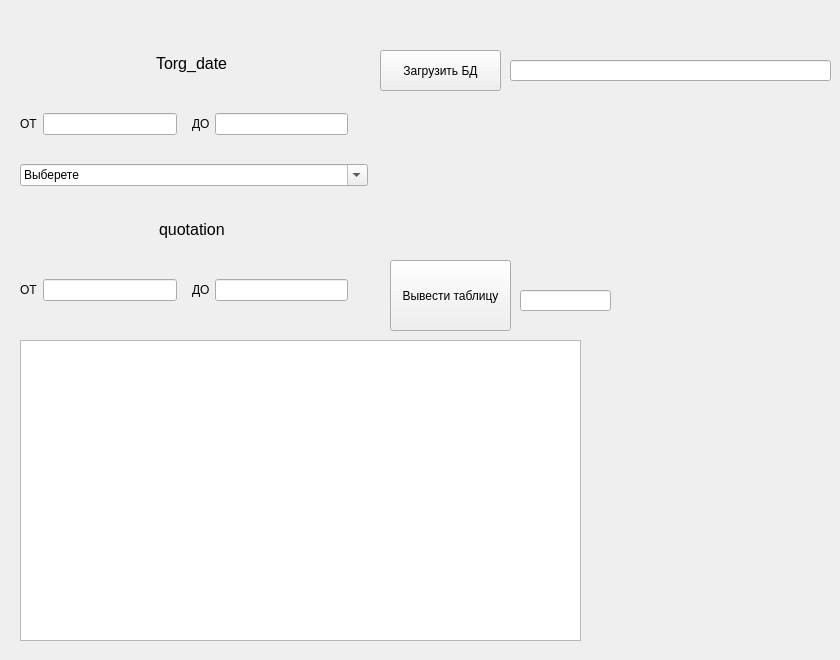
Qt form first/FormApp.ui (MedvedevIgS/Lab_SUBD) before a commit.
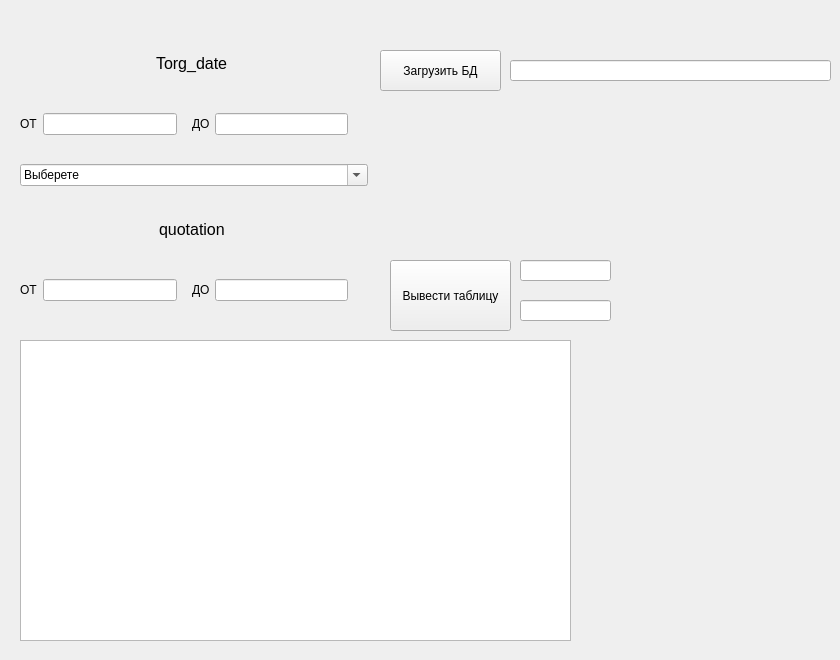
The same form after that commit.

Commit message: Добавил отладочную строку к кнопке "Вывести таблицу"

```diff
--- a/first/FormApp.ui
+++ b/first/FormApp.ui
@@ -308,7 +308,7 @@
      <rect>
       <x>20</x>
       <y>340</y>
-      <width>561</width>
+      <width>551</width>
       <height>301</height>
      </rect>
     </property>
@@ -359,7 +359,17 @@
     <property name="geometry">
      <rect>
       <x>520</x>
-      <y>290</y>
+      <y>260</y>
+      <width>91</width>
+      <height>21</height>
+     </rect>
+    </property>
+   </widget>
+   <widget class="QLineEdit" name="OutButTable_2">
+    <property name="geometry">
+     <rect>
+      <x>520</x>
+      <y>300</y>
       <width>91</width>
       <height>21</height>
      </rect>
```
